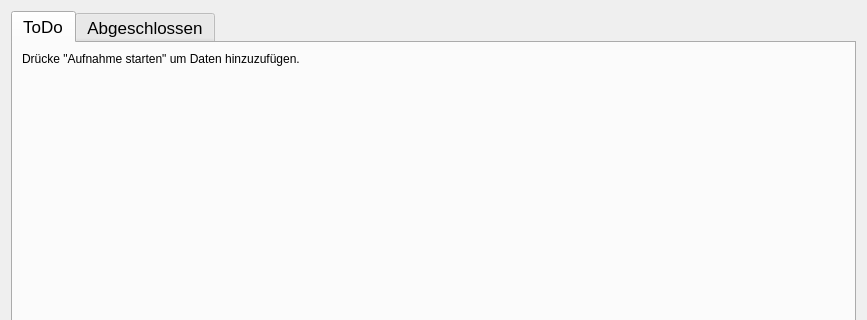
b-lack/qgis-fim-plugin, file lfb_regeneration_wildlife_impact/gui/draft/draft_selection.ui: the form before one commit; both pictures show x 0 to 867 and y 0 to 320 of the 867 by 720 pixel window.
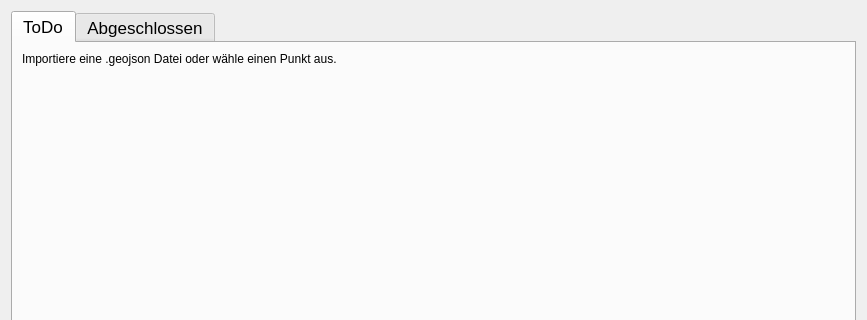
The form after the commit.

What changed in the file:
```diff
--- a/lfb_regeneration_wildlife_impact/gui/draft/draft_selection.ui
+++ b/lfb_regeneration_wildlife_impact/gui/draft/draft_selection.ui
@@ -77,7 +77,7 @@
              <item>
               <widget class="QLabel" name="label">
                <property name="text">
-                <string>Drücke &quot;Aufnahme starten&quot; um Daten hinzuzufügen.</string>
+                <string>Importiere eine .geojson Datei oder wähle einen Punkt aus.</string>
                </property>
               </widget>
              </item>
```
Left out of the diff: 2 changed lines with no effect on the pictures.
